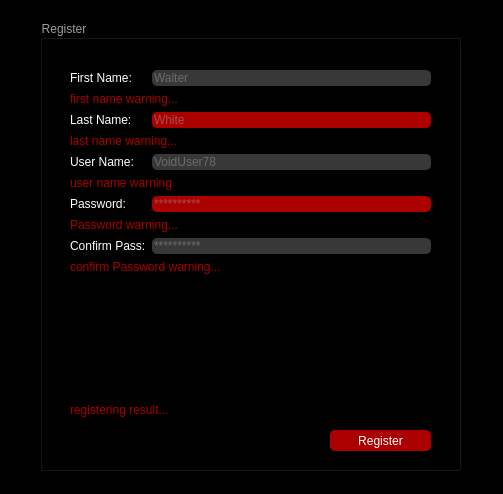
This is registerpage.ui in borhanem/Messenger_Void_13 as Qt 5 draws it before an edit. The edited form follows.
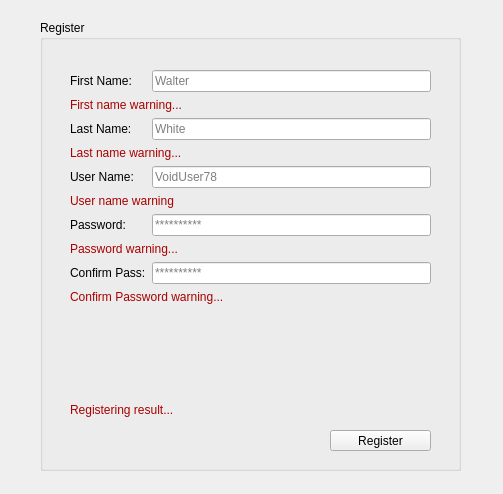
This is the edited form.

The edit to the form file:
```diff
--- a/registerpage.ui
+++ b/registerpage.ui
@@ -14,9 +14,7 @@
    <string>Dialog</string>
   </property>
   <property name="styleSheet">
-   <string notr="true">background-color: rgb(255, 170, 255);
-background-color: rgb(0, 0, 0);
-</string>
+   <string notr="true"/>
   </property>
   <widget class="QPushButton" name="Register_pbn">
    <property name="geometry">
@@ -54,7 +52,7 @@
     </rect>
    </property>
    <property name="styleSheet">
-    <string notr="true">color: rgb(158, 158, 158);</string>
+    <string notr="true"/>
    </property>
    <property name="title">
     <string>Register</string>
@@ -72,7 +70,7 @@
      <item row="0" column="0">
       <widget class="QLabel" name="FName_lbl_2">
        <property name="styleSheet">
-        <string notr="true">color: rgb(255, 255, 255);</string>
+        <string notr="true"/>
        </property>
        <property name="text">
         <string>First Name:</string>
@@ -82,9 +80,7 @@
      <item row="0" column="1">
       <widget class="QLineEdit" name="FName_led_2">
        <property name="styleSheet">
-        <string notr="true">background-color: rgb(56, 56, 56);
-border-color: rgb(170, 170, 127);
-border-radius:5%;</string>
+        <string notr="true"/>
        </property>
        <property name="placeholderText">
         <string>Walter</string>
@@ -97,14 +93,14 @@
         <string notr="true">color: rgb(170, 0, 0);</string>
        </property>
        <property name="text">
-        <string>first name warning...</string>
+        <string>First name warning...</string>
        </property>
       </widget>
      </item>
      <item row="2" column="0">
       <widget class="QLabel" name="Password_lbl_2">
        <property name="styleSheet">
-        <string notr="true">color: rgb(255, 255, 255);</string>
+        <string notr="true"/>
        </property>
        <property name="text">
         <string>Last Name:</string>
@@ -114,9 +110,7 @@
      <item row="2" column="1">
       <widget class="QLineEdit" name="LName_led_2">
        <property name="styleSheet">
-        <string notr="true">background-color: rgb(170, 0, 0);
-border-color: rgb(170, 170, 127);
-border-radius:5%;</string>
+        <string notr="true"/>
        </property>
        <property name="placeholderText">
         <string>White</string>
@@ -129,14 +123,14 @@
         <string notr="true">color: rgb(170, 0, 0);</string>
        </property>
        <property name="text">
-        <string>last name warning...</string>
+        <string>Last name warning...</string>
        </property>
       </widget>
      </item>
      <item row="4" column="0">
       <widget class="QLabel" name="usrname_lbl">
        <property name="styleSheet">
-        <string notr="true">color: rgb(255, 255, 255);</string>
+        <string notr="true"/>
        </property>
        <property name="text">
         <string>User Name:</string>
@@ -146,9 +140,7 @@
      <item row="4" column="1">
       <widget class="QLineEdit" name="usrname_led">
        <property name="styleSheet">
-        <string notr="true">background-color: rgb(56, 56, 56);
-border-color: rgb(170, 170, 127);
-border-radius:5%;</string>
+        <string notr="true"/>
        </property>
        <property name="placeholderText">
         <string>VoidUser78</string>
@@ -161,14 +153,14 @@
         <string notr="true">color: rgb(170, 0, 0);</string>
        </property>
        <property name="text">
-        <string>user name warning</string>
+        <string>User name warning</string>
        </property>
       </widget>
      </item>
      <item row="6" column="0">
       <widget class="QLabel" name="LName_lbl_2">
        <property name="styleSheet">
-        <string notr="true">color: rgb(255, 255, 255);</string>
+        <string notr="true"/>
        </property>
        <property name="text">
         <string>Password:</string>
@@ -178,9 +170,7 @@
      <item row="6" column="1">
       <widget class="QLineEdit" name="pass_led_2">
        <property name="styleSheet">
-        <string notr="true">background-color: rgb(170, 0, 0);
-border-color: rgb(170, 170, 127);
-border-radius:5%;</string>
+        <string notr="true"/>
        </property>
        <property name="text">
         <string/>
@@ -196,7 +186,7 @@
      <item row="8" column="0">
       <widget class="QLabel" name="confirmpass_lbl">
        <property name="styleSheet">
-        <string notr="true">color: rgb(255, 255, 255);</string>
+        <string notr="true"/>
        </property>
        <property name="text">
         <string>Confirm Pass:</string>
@@ -206,9 +196,7 @@
      <item row="8" column="1">
       <widget class="QLineEdit" name="confirmpass_led">
        <property name="styleSheet">
-        <string notr="true">background-color: rgb(56, 56, 56);
-border-color: rgb(170, 170, 127);
-border-radius:5%;</string>
+        <string notr="true"/>
        </property>
        <property name="echoMode">
         <enum>QLineEdit::Password</enum>
@@ -234,7 +222,7 @@
         <string notr="true">color: rgb(170, 0, 0);</string>
        </property>
        <property name="text">
-        <string>confirm Password warning...</string>
+        <string>Confirm Password warning...</string>
        </property>
       </widget>
      </item>
@@ -250,9 +238,7 @@
      </rect>
     </property>
     <property name="styleSheet">
-     <string notr="true">background-color: rgb(170, 0, 0);
-border-radius: 5px;
-color: rgb(255, 255, 255);</string>
+     <string notr="true"/>
     </property>
     <property name="text">
      <string>Register</string>
@@ -271,7 +257,7 @@
      <string notr="true">color: rgb(170, 0, 0);</string>
     </property>
     <property name="text">
-     <string>registering result...</string>
+     <string>Registering result...</string>
     </property>
    </widget>
   </widget>
```
